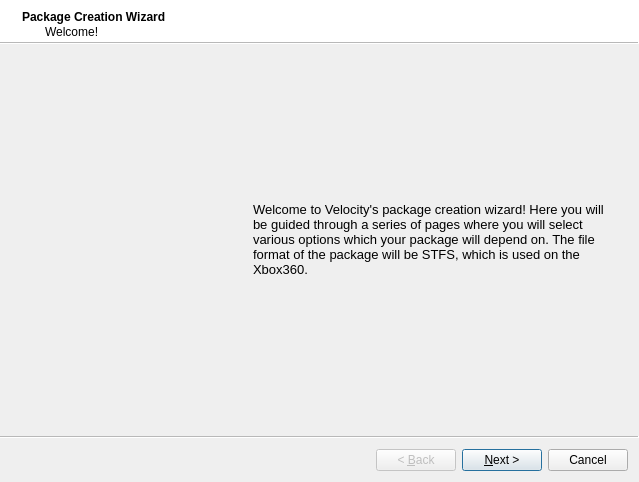
First picture: the form in Velocity/creationwizard.ui, repository hetelek/Velocity, before the edit.
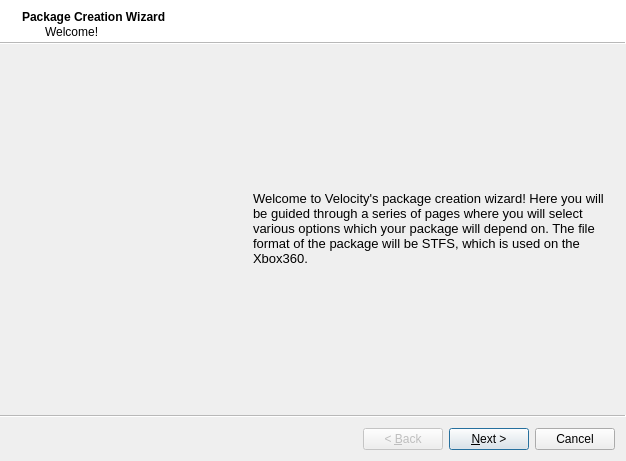
Second picture: the form after the edit. Icons and pictures are not drawn.

Commit message: Fixed minor bugs with package creator

Diff of the .ui file:
```diff
--- a/Velocity/creationwizard.ui
+++ b/Velocity/creationwizard.ui
@@ -6,14 +6,14 @@
    <rect>
     <x>0</x>
     <y>0</y>
-    <width>639</width>
-    <height>482</height>
+    <width>626</width>
+    <height>461</height>
    </rect>
   </property>
   <property name="minimumSize">
    <size>
-    <width>500</width>
-    <height>344</height>
+    <width>600</width>
+    <height>461</height>
    </size>
   </property>
   <property name="windowTitle">
```
The commit also changes 1 other file.
